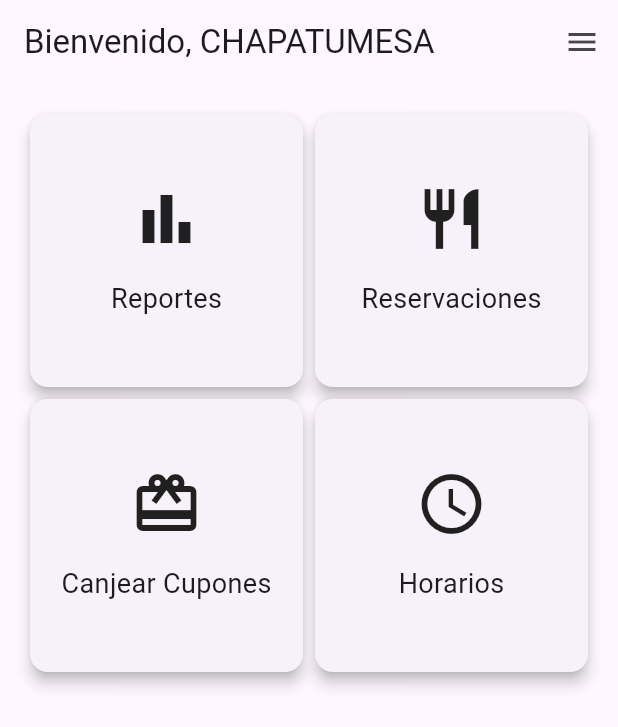
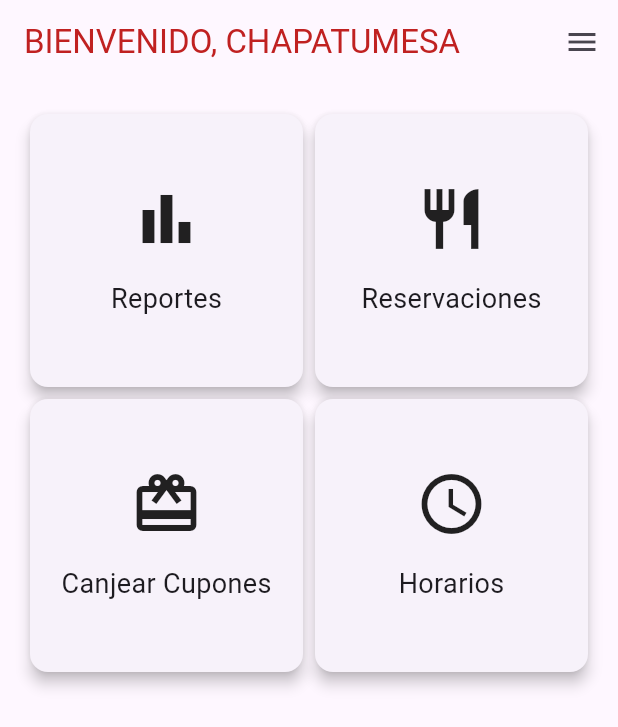
Before and after one commit to Raftech1723/CHAPATUMESA, a Flutter app: the screen it shows after launch, on a phone screen of 412 x 824 dp. Shown: the top 727 px of the screen. Run offline on Flutter 3.47's test engine with Material 3 defaults, Android fonts, the phone set to English and light mode, and no system bars; our stand-ins replace sqflite; accounts and stored records are empty.

Commit message:
se pudo color al texto chapatumesa

```diff
--- a/restaurante_reserva/lib/screens/home_screen.dart
+++ b/restaurante_reserva/lib/screens/home_screen.dart
@@ -15,7 +15,10 @@ class _HomeScreenState extends State<HomeScreen> {
   Widget build(BuildContext context) {
     return Scaffold(
       appBar: AppBar(
-        title: Text('Bienvenido, CHAPATUMESA'),
+        title: Text(
+          'BIENVENIDO, CHAPATUMESA',
+          style: TextStyle(color: Color.fromARGB(255, 192, 33, 33)),
+        ),
         actions: [
           IconButton(
             icon: Icon(Icons.menu),
```
